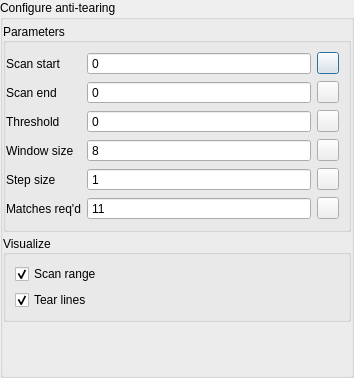
Before: the Qt Designer form src/display/qt/dialogs/ui/anti_tear_dialog.ui in mrehkopf/vcs, drawn with Qt 5.
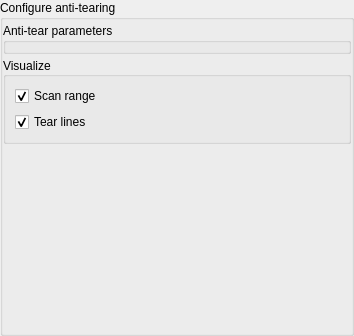
After: the same form once the commit is applied. Custom widgets are drawn as their Qt base class.

Commit message:
gui/anti-tear-dialog: Adopt ParameterGrid subclass
This commit implements the GUI controls for adjusting the anti-tear
parameters using ParameterGrid, replacing the previous custom
implementation.

```diff
--- a/src/display/qt/dialogs/ui/anti_tear_dialog.ui
+++ b/src/display/qt/dialogs/ui/anti_tear_dialog.ui
@@ -7,7 +7,7 @@
     <x>0</x>
     <y>0</y>
     <width>354</width>
-    <height>378</height>
+    <height>336</height>
    </rect>
   </property>
   <property name="windowTitle">
@@ -43,7 +43,7 @@
         <x>0</x>
         <y>0</y>
         <width>354</width>
-        <height>378</height>
+        <height>336</height>
        </rect>
       </property>
       <layout class="QVBoxLayout" name="verticalLayout">
@@ -84,312 +84,10 @@
            <number>0</number>
           </property>
           <item>
-           <widget class="QGroupBox" name="groupBox_parameters">
-            <property name="sizePolicy">
-             <sizepolicy hsizetype="Preferred" vsizetype="Maximum">
-              <horstretch>0</horstretch>
-              <verstretch>0</verstretch>
-             </sizepolicy>
-            </property>
+           <widget class="ParameterGrid" name="parameterGrid_parameters">
             <property name="title">
-             <string>Parameters</string>
+             <string>Anti-tear parameters</string>
             </property>
-            <property name="alignment">
-             <set>Qt::AlignLeading|Qt::AlignLeft|Qt::AlignVCenter</set>
-            </property>
-            <property name="flat">
-             <bool>false</bool>
-            </property>
-            <layout class="QGridLayout" name="gridLayout_2">
-             <property name="leftMargin">
-              <number>0</number>
-             </property>
-             <property name="rightMargin">
-              <number>9</number>
-             </property>
-             <item row="3" column="1">
-              <widget class="QSpinBox" name="spinBox_domainSize">
-               <property name="buttonSymbols">
-                <enum>QAbstractSpinBox::NoButtons</enum>
-               </property>
-               <property name="maximum">
-                <number>10000</number>
-               </property>
-               <property name="value">
-                <number>8</number>
-               </property>
-              </widget>
-             </item>
-             <item row="4" column="0">
-              <widget class="QLabel" name="label_7">
-               <property name="sizePolicy">
-                <sizepolicy hsizetype="Maximum" vsizetype="Preferred">
-                 <horstretch>0</horstretch>
-                 <verstretch>0</verstretch>
-                </sizepolicy>
-               </property>
-               <property name="text">
-                <string>Step size</string>
-               </property>
-              </widget>
-             </item>
-             <item row="2" column="1">
-              <widget class="QSpinBox" name="spinBox_threshold">
-               <property name="buttonSymbols">
-                <enum>QAbstractSpinBox::NoButtons</enum>
-               </property>
-               <property name="maximum">
-                <number>255</number>
-               </property>
-              </widget>
-             </item>
-             <item row="1" column="1">
-              <widget class="QSpinBox" name="spinBox_rangeDown">
-               <property name="buttonSymbols">
-                <enum>QAbstractSpinBox::NoButtons</enum>
-               </property>
-               <property name="maximum">
-                <number>9999</number>
-               </property>
-              </widget>
-             </item>
-             <item row="5" column="1">
-              <widget class="QSpinBox" name="spinBox_matchesReqd">
-               <property name="buttonSymbols">
-                <enum>QAbstractSpinBox::NoButtons</enum>
-               </property>
-               <property name="minimum">
-                <number>1</number>
-               </property>
-               <property name="maximum">
-                <number>1000</number>
-               </property>
-               <property name="value">
-                <number>11</number>
-               </property>
-              </widget>
-             </item>
-             <item row="0" column="1">
-              <widget class="QSpinBox" name="spinBox_rangeUp">
-               <property name="buttonSymbols">
-                <enum>QAbstractSpinBox::NoButtons</enum>
-               </property>
-               <property name="maximum">
-                <number>9999</number>
-               </property>
-              </widget>
-             </item>
-             <item row="5" column="0">
-              <widget class="QLabel" name="label_6">
-               <property name="sizePolicy">
-                <sizepolicy hsizetype="Maximum" vsizetype="Preferred">
-                 <horstretch>0</horstretch>
-                 <verstretch>0</verstretch>
-                </sizepolicy>
-               </property>
-               <property name="text">
-                <string>Matches req'd</string>
-               </property>
-              </widget>
-             </item>
-             <item row="4" column="1">
-              <widget class="QSpinBox" name="spinBox_stepSize">
-               <property name="buttonSymbols">
-                <enum>QAbstractSpinBox::NoButtons</enum>
-               </property>
-               <property name="minimum">
-                <number>1</number>
-               </property>
-               <property name="maximum">
-                <number>1024</number>
-               </property>
-              </widget>
-             </item>
-             <item row="1" column="0">
-              <widget class="QLabel" name="label_2">
-               <property name="sizePolicy">
-                <sizepolicy hsizetype="Maximum" vsizetype="Preferred">
-                 <horstretch>0</horstretch>
-                 <verstretch>0</verstretch>
-                </sizepolicy>
-               </property>
-               <property name="text">
-                <string>Scan end</string>
-               </property>
-              </widget>
-             </item>
-             <item row="0" column="0">
-              <widget class="QLabel" name="label">
-               <property name="sizePolicy">
-                <sizepolicy hsizetype="Maximum" vsizetype="Preferred">
-                 <horstretch>0</horstretch>
-                 <verstretch>0</verstretch>
-                </sizepolicy>
-               </property>
-               <property name="text">
-                <string>Scan start</string>
-               </property>
-              </widget>
-             </item>
-             <item row="3" column="0">
-              <widget class="QLabel" name="label_4">
-               <property name="sizePolicy">
-                <sizepolicy hsizetype="Maximum" vsizetype="Preferred">
-                 <horstretch>0</horstretch>
-                 <verstretch>0</verstretch>
-                </sizepolicy>
-               </property>
-               <property name="text">
-                <string>Window size</string>
-               </property>
-              </widget>
-             </item>
-             <item row="2" column="0">
-              <widget class="QLabel" name="label_3">
-               <property name="sizePolicy">
-                <sizepolicy hsizetype="Maximum" vsizetype="Preferred">
-                 <horstretch>0</horstretch>
-                 <verstretch>0</verstretch>
-                </sizepolicy>
-               </property>
-               <property name="text">
-                <string>Threshold</string>
-               </property>
-              </widget>
-             </item>
-             <item row="0" column="2">
-              <widget class="QPushButton" name="pushButton_reset_value_scanStart">
-               <property name="minimumSize">
-                <size>
-                 <width>22</width>
-                 <height>0</height>
-                </size>
-               </property>
-               <property name="maximumSize">
-                <size>
-                 <width>22</width>
-                 <height>16777215</height>
-                </size>
-               </property>
-               <property name="toolTip">
-                <string>Reset to default</string>
-               </property>
-               <property name="text">
-                <string/>
-               </property>
-              </widget>
-             </item>
-             <item row="1" column="2">
-              <widget class="QPushButton" name="pushButton_reset_value_scanEnd">
-               <property name="minimumSize">
-                <size>
-                 <width>22</width>
-                 <height>0</height>
-                </size>
-               </property>
-               <property name="maximumSize">
-                <size>
-                 <width>22</width>
-                 <height>16777215</height>
-                </size>
-               </property>
-               <property name="toolTip">
-                <string>Reset to default</string>
-               </property>
-               <property name="text">
-                <string/>
-               </property>
-              </widget>
-             </item>
-             <item row="2" column="2">
-              <widget class="QPushButton" name="pushButton_reset_value_threshold">
-               <property name="minimumSize">
-                <size>
-                 <width>22</width>
-                 <height>0</height>
-                </size>
-               </property>
-               <property name="maximumSize">
-                <size>
-                 <width>22</width>
-                 <height>16777215</height>
-                </size>
-               </property>
-               <property name="toolTip">
-                <string>Reset to default</string>
-               </property>
-               <property name="text">
-                <string/>
-               </property>
-              </widget>
-             </item>
-             <item row="3" column="2">
-              <widget class="QPushButton" name="pushButton_reset_value_windowSize">
-               <property name="minimumSize">
-                <size>
-                 <width>22</width>
-                 <height>0</height>
-                </size>
-               </property>
-               <property name="maximumSize">
-                <size>
-                 <width>22</width>
-                 <height>16777215</height>
-                </size>
-               </property>
-               <property name="toolTip">
-                <string>Reset to default</string>
-               </property>
-               <property name="text">
-                <string/>
-               </property>
-              </widget>
-             </item>
-             <item row="4" column="2">
-              <widget class="QPushButton" name="pushButton_reset_value_stepSize">
-               <property name="minimumSize">
-                <size>
-                 <width>22</width>
-                 <height>0</height>
-                </size>
-               </property>
-               <property name="maximumSize">
-                <size>
-                 <width>22</width>
-                 <height>16777215</height>
-                </size>
-               </property>
-               <property name="toolTip">
-                <string>Reset to default</string>
-               </property>
-               <property name="text">
-                <string/>
-               </property>
-              </widget>
-             </item>
-             <item row="5" column="2">
-              <widget class="QPushButton" name="pushButton_reset_value_matchesReqd">
-               <property name="minimumSize">
-                <size>
-                 <width>22</width>
-                 <height>0</height>
-                </size>
-               </property>
-               <property name="maximumSize">
-                <size>
-                 <width>22</width>
-                 <height>16777215</height>
-                </size>
-               </property>
-               <property name="toolTip">
-                <string>Reset to default</string>
-               </property>
-               <property name="text">
-                <string/>
-               </property>
-              </widget>
-             </item>
-            </layout>
            </widget>
           </item>
           <item>
@@ -467,6 +165,14 @@
    </item>
   </layout>
  </widget>
+ <customwidgets>
+  <customwidget>
+   <class>ParameterGrid</class>
+   <extends>QGroupBox</extends>
+   <header>QGroupBox_parameter_grid.h</header>
+   <container>1</container>
+  </customwidget>
+ </customwidgets>
  <tabstops>
   <tabstop>spinBox_rangeUp</tabstop>
   <tabstop>spinBox_rangeDown</tabstop>
```
Left out of the diff: 32 changed lines with no effect on the pictures. The commit also changes 1 other file.
